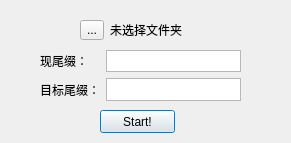
Before: the Qt Designer form wz.ui in JuseTiZ/JuseKit, drawn with Qt 5.
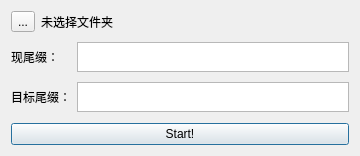
After: the same form once the commit is applied.

The edit to the form file:
```diff
--- a/wz.ui
+++ b/wz.ui
@@ -6,35 +6,15 @@
    <rect>
     <x>0</x>
     <y>0</y>
-    <width>291</width>
-    <height>143</height>
+    <width>360</width>
+    <height>156</height>
    </rect>
   </property>
   <property name="windowTitle">
    <string>Juse帮您批量替换尾缀</string>
   </property>
-  <widget class="QPushButton" name="running">
-   <property name="geometry">
-    <rect>
-     <x>100</x>
-     <y>110</y>
-     <width>75</width>
-     <height>23</height>
-    </rect>
-   </property>
-   <property name="text">
-    <string>Start!</string>
-   </property>
-  </widget>
-  <widget class="QWidget" name="">
-   <property name="geometry">
-    <rect>
-     <x>80</x>
-     <y>20</y>
-     <width>117</width>
-     <height>20</height>
-    </rect>
-   </property>
+  <layout class="QVBoxLayout" name="verticalLayout">
+   <item>
    <layout class="QHBoxLayout" name="horizontalLayout">
     <item>
      <widget class="QToolButton" name="file_dir">
@@ -51,16 +31,8 @@
      </widget>
     </item>
    </layout>
-  </widget>
-  <widget class="QWidget" name="">
-   <property name="geometry">
-    <rect>
-     <x>40</x>
-     <y>50</y>
-     <width>201</width>
-     <height>51</height>
-    </rect>
-   </property>
+   </item>
+   <item>
    <layout class="QFormLayout" name="formLayout">
     <item row="0" column="0">
      <widget class="QLabel" name="label_2">
@@ -71,6 +43,12 @@
     </item>
     <item row="0" column="1">
      <widget class="QTextEdit" name="now_wz">
+       <property name="maximumSize">
+        <size>
+         <width>16777215</width>
+         <height>30</height>
+        </size>
+       </property>
       <property name="verticalScrollBarPolicy">
        <enum>Qt::ScrollBarAlwaysOff</enum>
       </property>
@@ -85,13 +63,27 @@
     </item>
     <item row="1" column="1">
      <widget class="QTextEdit" name="to_wz">
+       <property name="maximumSize">
+        <size>
+         <width>16777215</width>
+         <height>30</height>
+        </size>
+       </property>
       <property name="verticalScrollBarPolicy">
        <enum>Qt::ScrollBarAlwaysOff</enum>
       </property>
      </widget>
     </item>
    </layout>
-  </widget>
+   </item>
+   <item>
+    <widget class="QPushButton" name="running">
+     <property name="text">
+      <string>Start!</string>
+     </property>
+    </widget>
+   </item>
+  </layout>
  </widget>
  <resources/>
  <connections/>
```
Lines whose indentation alone changed are shown as unchanged.
